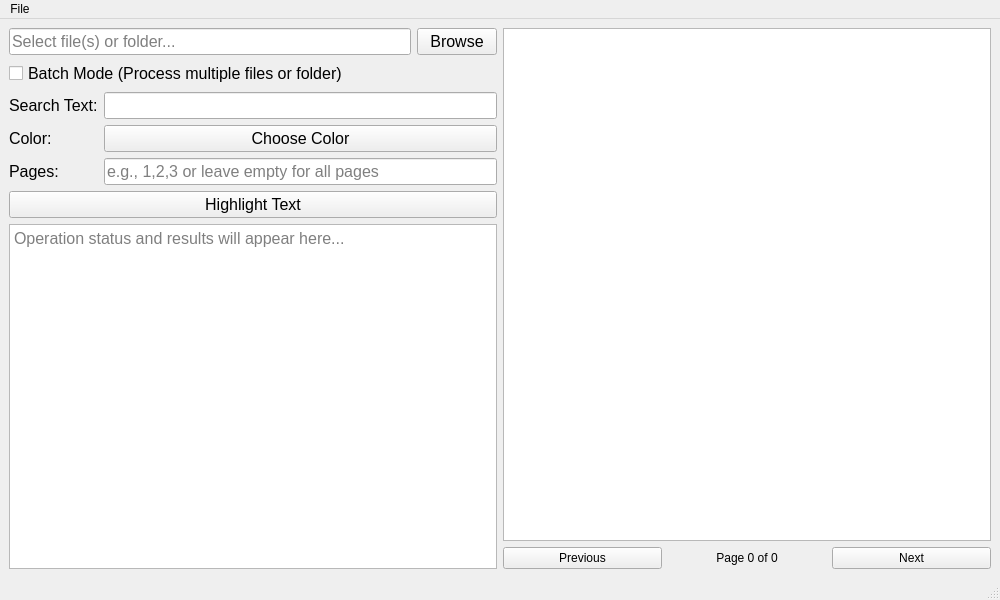
Old version of the form src/tools/pdf_tools/pdf_enhancements/highlight.ui in the repository richardnoragon/1_2.
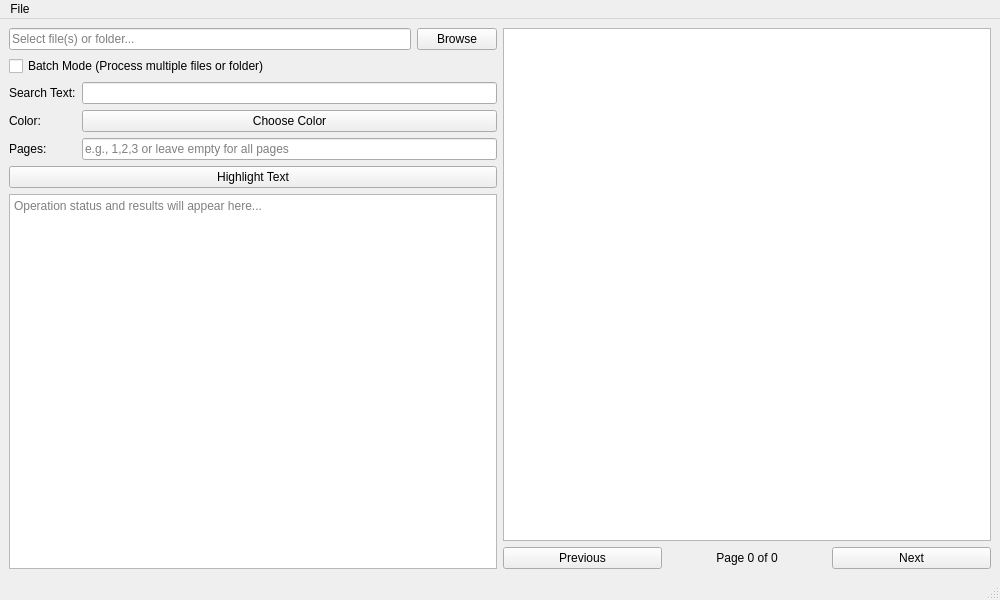
New version of the form.

Diff of the .ui file:
```diff
--- a/src/tools/pdf_tools/pdf_enhancements/highlight.ui
+++ b/src/tools/pdf_tools/pdf_enhancements/highlight.ui
@@ -21,11 +21,6 @@
        <layout class="QHBoxLayout" name="horizontalLayout">
         <item>
          <widget class="QLineEdit" name="inputFileEdit">
-          <property name="font">
-           <font>
-            <pointsize>12</pointsize>
-           </font>
-          </property>
           <property name="placeholderText">
            <string>Select file(s) or folder...</string>
           </property>
@@ -36,11 +31,6 @@
         </item>
         <item>
          <widget class="QPushButton" name="browseButton">
-          <property name="font">
-           <font>
-            <pointsize>12</pointsize>
-           </font>
-          </property>
           <property name="text">
            <string>Browse</string>
           </property>
@@ -50,11 +40,6 @@
       </item>
       <item>
        <widget class="QCheckBox" name="batchModeCheckbox">
-        <property name="font">
-         <font>
-          <pointsize>12</pointsize>
-         </font>
-        </property>
         <property name="text">
          <string>Batch Mode (Process multiple files or folder)</string>
         </property>
@@ -64,11 +49,6 @@
        <layout class="QFormLayout" name="formLayout">
         <item row="0" column="0">
          <widget class="QLabel" name="searchLabel">
-          <property name="font">
-           <font>
-            <pointsize>12</pointsize>
-           </font>
-          </property>
           <property name="text">
            <string>Search Text:</string>
           </property>
@@ -76,20 +56,10 @@
         </item>
         <item row="0" column="1">
          <widget class="QLineEdit" name="searchEdit">
-          <property name="font">
-           <font>
-            <pointsize>12</pointsize>
-           </font>
-          </property>
          </widget>
         </item>
         <item row="1" column="0">
          <widget class="QLabel" name="colorLabel">
-          <property name="font">
-           <font>
-            <pointsize>12</pointsize>
-           </font>
-          </property>
           <property name="text">
            <string>Color:</string>
           </property>
@@ -97,11 +67,6 @@
         </item>
         <item row="1" column="1">
          <widget class="QPushButton" name="colorButton">
-          <property name="font">
-           <font>
-            <pointsize>12</pointsize>
-           </font>
-          </property>
           <property name="text">
            <string>Choose Color</string>
           </property>
@@ -109,11 +74,6 @@
         </item>
         <item row="2" column="0">
          <widget class="QLabel" name="pagesLabel">
-          <property name="font">
-           <font>
-            <pointsize>12</pointsize>
-           </font>
-          </property>
           <property name="text">
            <string>Pages:</string>
           </property>
@@ -121,11 +81,6 @@
         </item>
         <item row="2" column="1">
          <widget class="QLineEdit" name="pagesEdit">
-          <property name="font">
-           <font>
-            <pointsize>12</pointsize>
-           </font>
-          </property>
           <property name="placeholderText">
            <string>e.g., 1,2,3 or leave empty for all pages</string>
           </property>
@@ -135,11 +90,6 @@
       </item>
       <item>
        <widget class="QPushButton" name="highlightButton">
-        <property name="font">
-         <font>
-          <pointsize>12</pointsize>
-         </font>
-        </property>
         <property name="text">
          <string>Highlight Text</string>
         </property>
@@ -147,11 +97,6 @@
       </item>
       <item>
        <widget class="QTextEdit" name="outputText">
-        <property name="font">
-         <font>
-          <pointsize>12</pointsize>
-         </font>
-        </property>
         <property name="readOnly">
          <bool>true</bool>
         </property>
```
Left out of the diff: 60 changed lines with no effect on the pictures.
